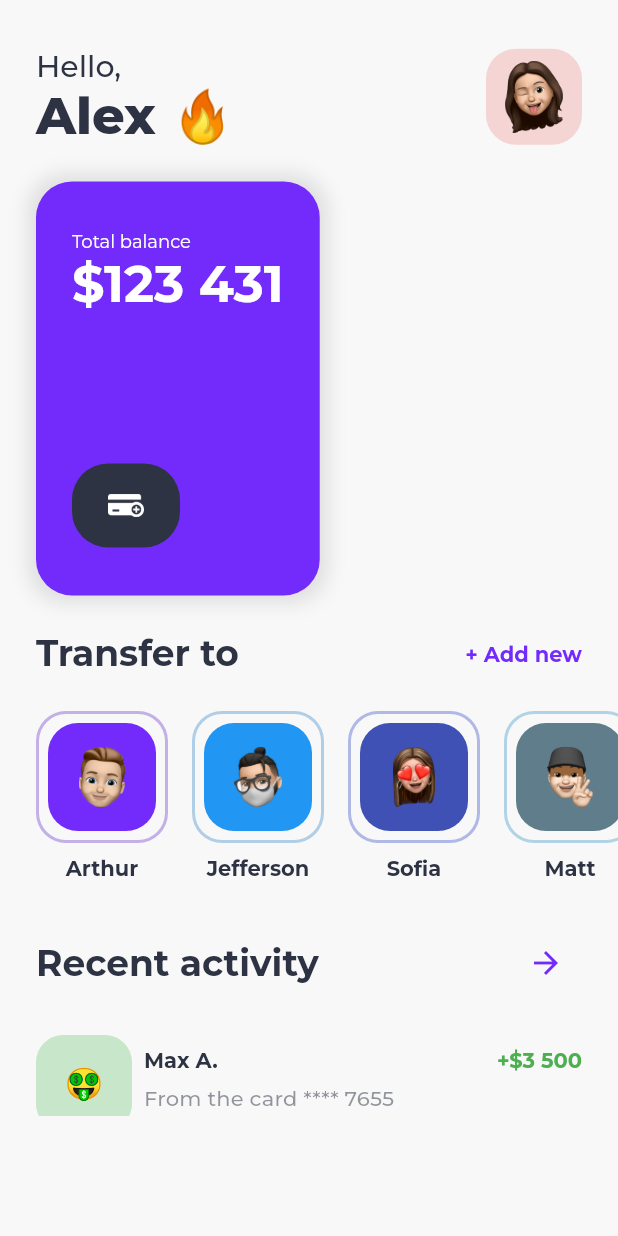
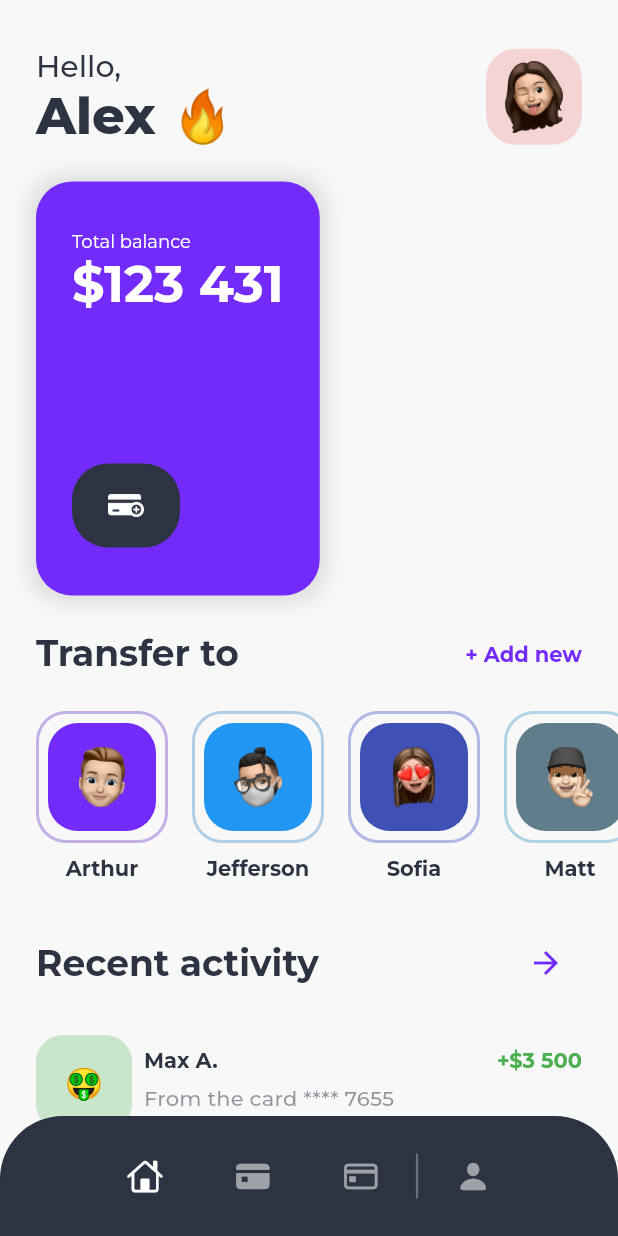
Before and after one commit to lucas404x/finance-app-dribbble, a Flutter app: the screen it shows after launch, on a phone screen of 412 x 824 dp. Run offline on Flutter 3.47's test engine with Material 2 defaults, Android fonts, the phone set to English and light mode, and no system bars; our stand-ins replace google_fonts.

Commit message:
feat: implement bottom navigator bar

```diff
--- a/lib/app/pages/root/root_page.dart
+++ b/lib/app/pages/root/root_page.dart
@@ -1,7 +1,7 @@
-import 'package:financial_dribbble_app/app/pages/root/widgets/custom_bottom_navigator.dart';
 import 'package:flutter/material.dart';
 
 import '../home/home_page.dart';
+import 'widgets/custom_bottom_navigator/custom_bottom_navigator.dart';
 
 class RootPage extends StatefulWidget {
   const RootPage({Key? key}) : super(key: key);
@@ -16,7 +16,7 @@ class _RootPageState extends State<RootPage> {
 
   @override
   void initState() {
-    pages = const [HomePage()];
+    pages = [const HomePage(), Container(), Container(), Container()];
     super.initState();
   }
 
@@ -29,8 +29,26 @@ class _RootPageState extends State<RootPage> {
   @override
   Widget build(BuildContext context) {
     return Scaffold(
-      bottomNavigationBar: const CustomBottomNavigator(),
-      body: pages[_currentIndex],
+      extendBody: true,
+      body: Stack(
+        children: [
+          Padding(
+            padding: const EdgeInsets.only(bottom: 64),
+            child: pages[_currentIndex],
+          ),
+          Align(
+            alignment: Alignment.bottomCenter,
+            child: CustomBottomNavigator(
+              currentIndex: _currentIndex,
+              onItemSelected: (int index) {
+                setState(() {
+                  _currentIndex = index;
+                });
+              },
+            ),
+          )
+        ],
+      ),
     );
   }
 }
--- a/lib/app/pages/root/widgets/custom_bottom_navigator.dart
+++ /dev/null
@@ -1,13 +0,0 @@
-import 'package:flutter/material.dart';
-
-class CustomBottomNavigator extends StatelessWidget {
-  const CustomBottomNavigator({Key? key}) : super(key: key);
-
-  @override
-  Widget build(BuildContext context) {
-    return Container(
-      color: Colors.transparent,
-      height: 80,
-    );
-  }
-}
--- /dev/null
+++ b/lib/app/pages/root/widgets/custom_bottom_navigator/custom_bottom_navigator.dart
@@ -0,0 +1,100 @@
+import 'package:flutter/cupertino.dart';
+import 'package:flutter/material.dart';
+
+import '../../../../constants/app_colors.dart';
+import 'custom_bottom_navigator_item.dart';
+
+class CustomBottomNavigator extends StatelessWidget {
+  final void Function(int) onItemSelected;
+  final int currentIndex;
+
+  const CustomBottomNavigator({
+    Key? key,
+    required this.onItemSelected,
+    required this.currentIndex,
+  }) : super(key: key);
+
+  @override
+  Widget build(BuildContext context) {
+    const Radius _radius = Radius.circular(42);
+    const double _spaceBetweenIcons = 48;
+
+    return Container(
+      decoration: const BoxDecoration(
+        color: AppColors.ebonyClay,
+        borderRadius: BorderRadius.only(topLeft: _radius, topRight: _radius),
+      ),
+      height: 80,
+      child: Row(
+        mainAxisAlignment: MainAxisAlignment.center,
+        children: [
+          CustomBottomNavigatorItem(
+            index: 0,
+            selectedIcon: const Icon(
+              CupertinoIcons.home,
+              color: Colors.white,
+            ),
+            unselectedIcon: const Icon(
+              CupertinoIcons.home,
+              color: Colors.white54,
+            ),
+            isItemSelected: currentIndex == 0,
+            onTap: onItemSelected,
+          ),
+          const SizedBox(width: _spaceBetweenIcons,),
+          CustomBottomNavigatorItem(
+            index: 1,
+            selectedIcon: const Icon(
+              CupertinoIcons.creditcard_fill,
+              color: Colors.white,
+            ),
+            unselectedIcon: const Icon(
+              CupertinoIcons.creditcard_fill,
+              color: Colors.white54,
+            ),
+            isItemSelected: currentIndex == 1,
+            onTap: onItemSelected,
+          ),
+          const SizedBox(width: _spaceBetweenIcons,),
+          CustomBottomNavigatorItem(
+            index: 2,
+            selectedIcon: const Icon(
+              CupertinoIcons.creditcard,
+              color: Colors.white,
+            ),
+            unselectedIcon: const Icon(
+              CupertinoIcons.creditcard,
+              color: Colors.white54,
+            ),
+            isItemSelected: currentIndex == 2,
+            onTap: onItemSelected,
+          ),
+          const Padding(
+            padding: EdgeInsets.symmetric(horizontal: 24),
+            child: SizedBox(
+              height: 30,
+              child: VerticalDivider(
+                color: Colors.white30,
+                width: 3,
+                thickness: 1.5,
+              ),
+            ),
+          ),
+          CustomBottomNavigatorItem(
+            index: 3,
+            selectedIcon: const Icon(
+              CupertinoIcons.person_fill,
+              color: Colors.white,
+            ),
+            unselectedIcon: const Icon(
+              CupertinoIcons.person_fill,
+              color: Colors.white54,
+            ),
+            isItemSelected: currentIndex == 3,
+            onTap: onItemSelected,
+          ),
+        ],
+      ),
+    );
+  }
+}
--- /dev/null
+++ b/lib/app/pages/root/widgets/custom_bottom_navigator/custom_bottom_navigator_item.dart
@@ -0,0 +1,26 @@
+import 'package:flutter/material.dart';
+
+class CustomBottomNavigatorItem extends StatelessWidget {
+  final int index;
+  final Icon selectedIcon;
+  final Icon unselectedIcon;
+  final bool isItemSelected;
+  final void Function(int) onTap;
+
+  const CustomBottomNavigatorItem({
+    Key? key,
+    required this.index,
+    required this.selectedIcon,
+    required this.unselectedIcon,
+    required this.isItemSelected,
+    required this.onTap,
+  }) : super(key: key);
+
+  @override
+  Widget build(BuildContext context) {
+    return GestureDetector(
+        onTap: () => onTap.call(index),
+        child: isItemSelected ? selectedIcon : unselectedIcon,
+      );
+  }
+}
```
